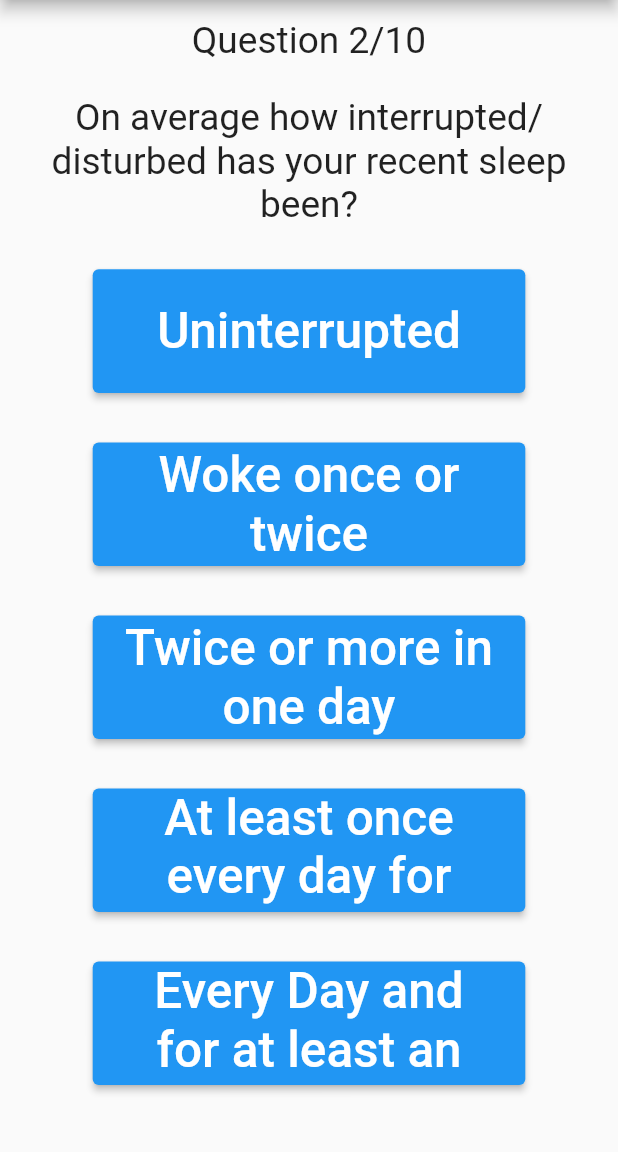
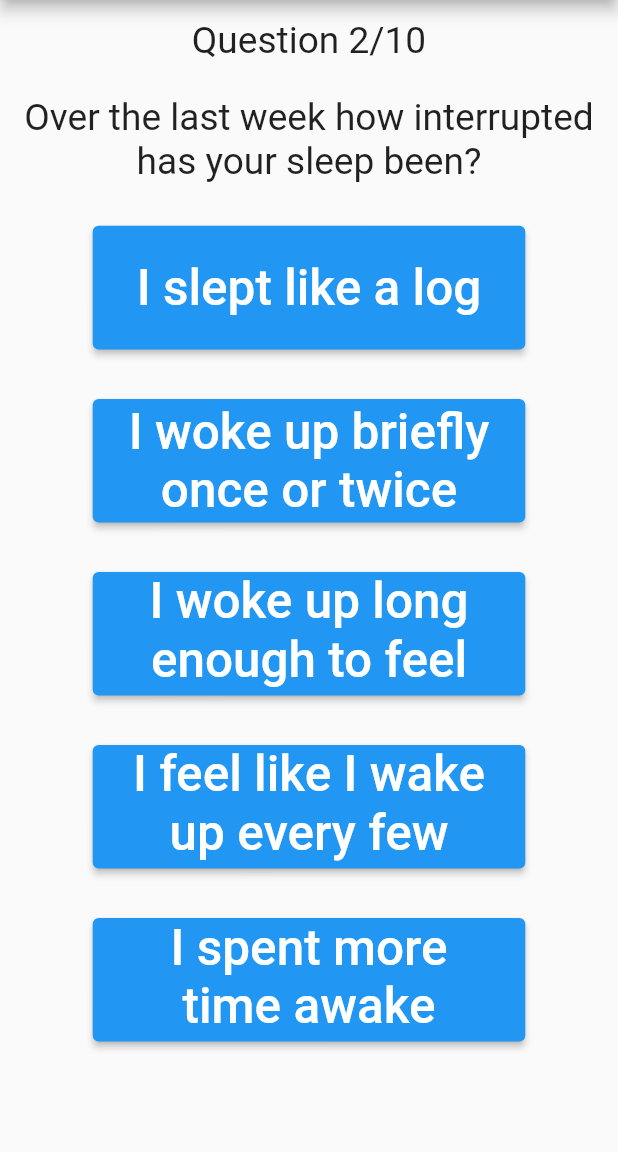
Before and after one commit to FalconLuma/-DECO38010--VillersBoysII, a Flutter app: the QuestionaireTestPage screen opened directly with empty values, after a tap on "0-2", on a phone screen of 412 x 824 dp, the part 84-1236 px from its top. Run offline on Flutter 3.47's test engine with Material 2 defaults, Android fonts, the phone set to English and light mode, and no system bars.

Commit message:
Change questionnaire to incorporate feedback

```diff
--- a/villers_boys_ii/lib/questionaire_start.dart
+++ b/villers_boys_ii/lib/questionaire_start.dart
@@ -23,11 +23,14 @@ class _QuestionaireState extends State<QuestionairePage> {
           margin: const EdgeInsets.all(10),
           child: Column(children: [
             Text(
-                'Before you begin driving you will need to complete some quick questionnaires and tests'
-                ' to establish a level of fatigue. The following activity is a 10 questions questionnaire with 5 potential answers. '
-                'Please answer each question honestly and to the best of your ability. If you answer a question incorrectly feel free to swipe'
-                'back to the previous question',
-                style: TextStyle(fontSize: MediaQuery.of(context).size.height*BODY_TEXT_SIZE, letterSpacing: 2.0)),
+                'Before you begin driving please complete the following questionnaire.'
+                'The questionnaire will consist of 10 multi-choice questions. Please answer all questions honestly '
+                'and if you believe you have made a mistake feel free to swipe back to the previous question and answer again.'
+                ' After completing the questionaire you will be directed to a reaction test automatically. Select the following button to begin the questionnaire:',
+                style: TextStyle(
+                    fontSize:
+                        MediaQuery.of(context).size.height * BODY_TEXT_SIZE,
+                    letterSpacing: 2.0)),
             ElevatedButton(
               onPressed: () {
                 Navigator.of(context).push(MaterialPageRoute(
--- a/villers_boys_ii/lib/questionaire_test.dart
+++ b/villers_boys_ii/lib/questionaire_test.dart
@@ -55,29 +55,29 @@ class _QuestionaireTestState extends State<QuestionaireTestPage> {
   ];
 
   List<String> questions = const [
-    'How many hours of sleep have you averaged per night this week?',
-    'On average how interrupted/disturbed has your recent sleep been?',
-    'How many hours of sleep did you manage last night?',
-    'I have been getting tired quickly in the last week?',
-    'I have had the energy for everyday life in the last week?',
-    'I have had problems thinking clearly in the last week?',
+    'Over the last week I have averaged x hours of sleep per night.',
+    'Over the last week how interrupted has your sleep been?',
+    'Last night I averaged x hours of sleep.',
+    'Over the last week I have found myself feeling tired before half my day has passed.',
+    'Over the last week I have completed my daily routine without needing an additional pick-me-up (e.g. coffee/energy drink).',
+    'Over the last week I have had problems concentrating and thinking clearly.',
     'I have been yawning frequently today?',
-    'I have been waking up earlier than normal in the last week?',
-    'I have been going to sleep later than normal in the last week?',
-    'I have been waking up in the morning feeling well rested in the last week?',
+    'Over the last week I have been starting my day earlier than normal.',
+    'Over the last week I have been falling asleep later than normal.',
+    'Over the last week I have been waking up feeling well rested and refreshed.',
   ];
 
   List<String> firstAnswer = const [
     '0-2',
-    'Uninterrupted',
+    'I slept like a log',
     '8+',
-    'Never',
-    'Never',
-    'Never',
+    'Never (0%)',
+    'Never (0%)',
+    'Never (0%)',
     'Strongly Agree',
-    'Never',
-    'Never',
-    'Never',
+    'Never (0%)',
+    'Never (0%)',
+    'Never (0%)',
   ];
 
   List<int> firstAnswerScore = const [
@@ -95,15 +95,15 @@ class _QuestionaireTestState extends State<QuestionaireTestPage> {
 
   List<String> secondAnswer = const [
     '2-4',
-    'Woke once or twice',
+    'I woke up briefly once or twice',
     '6-8',
-    'Sometimes',
-    'Sometimes',
-    'Sometimes',
+    'Sometimes (25%)',
+    'Sometimes (25%)',
+    'Sometimes (25%)',
     'Agree',
-    'Sometimes',
-    'Sometimes',
-    'Sometimes',
+    'Sometimes (25%)',
+    'Sometimes (25%)',
+    'Sometimes (25%)',
   ];
 
   List<int> secondAnswerScore = const [
@@ -121,15 +121,15 @@ class _QuestionaireTestState extends State<QuestionaireTestPage> {
 
   List<String> thirdAnswer = const [
     '4-6',
-    'Twice or more in one day',
+    'I woke up long enough to feel awake',
     '4-6',
-    'Regularly',
-    'Regularly',
-    'Regularly',
+    'Often (50%)',
+    'Often (50%)',
+    'Often (50%)',
     'Neutral',
-    'Regularly',
-    'Regularly',
-    'Regularly',
+    'Often (50%)',
+    'Often (50%)',
+    'Often (50%)',
   ];
 
   List<int> thirdAnswerScore = const [
@@ -148,15 +148,15 @@ class _QuestionaireTestState extends State<QuestionaireTestPage> {
   // ignore: non_constant_identifier_names
   List<String> FourthAnswer = const [
     '6-8',
-    'At least once every day for more than 20min',
+    'I feel like I wake up every few hours',
     '2-4',
-    'Often',
-    'Often',
-    'Often',
+    'Usually (75%)',
+    'Usually (75%)',
+    'Usually (75%)',
     'Disagree',
-    'Often',
-    'Often',
-    'Often',
+    'Usually (75%)',
+    'Usually (75%)',
+    'Usually (75%)',
   ];
 
   List<int> fourthAnswerScore = const [
@@ -174,15 +174,15 @@ class _QuestionaireTestState extends State<QuestionaireTestPage> {
 
   List<String> fifthAnswer = const [
     '8+',
-    'Every Day and for at least an hour',
+    'I spent more time awake trying to sleep',
     '0-2',
-    'Always',
-    'Always',
-    'Always',
+    'Always (100%)',
+    'Always (100%)',
+    'Always (100%)',
     'Strongly Disagree',
-    'Always',
-    'Always',
-    'Always',
+    'Always (100%)',
+    'Always (100%)',
+    'Always (100%)',
   ];
 
   List<int> fifthAnswerScore = const [
@@ -234,7 +234,6 @@ class _QuestionaireTestState extends State<QuestionaireTestPage> {
             // Here we take the value from the HomePage object that was created by
             // the App.build method, and use it to set our appbar title.
             title: Text('Fatigue Management App'),
-
           ),
           body: Center(
             // Center is a layout widget. It takes a single child and positions it
@@ -260,23 +259,31 @@ class _QuestionaireTestState extends State<QuestionaireTestPage> {
                 //   'Score: $_score',
                 // ),
                 Padding(
-                  padding: EdgeInsets.all(MediaQuery.of(context).size.height * 0.015),
+                  padding: EdgeInsets.all(
+                      MediaQuery.of(context).size.height * 0.015),
                   child: Text(
                     qNum[_counter],
-                    style: TextStyle(fontSize: MediaQuery.of(context).size.height * BODY_TEXT_SIZE),
+                    style: TextStyle(
+                        fontSize: MediaQuery.of(context).size.height *
+                            BODY_TEXT_SIZE),
                     textAlign: TextAlign.center,
                   ),
                 ),
                 Padding(
-                  padding: EdgeInsets.only(top: 10, bottom: MediaQuery.of(context).size.height * 0.015),
+                  padding: EdgeInsets.only(
+                      top: 10,
+                      bottom: MediaQuery.of(context).size.height * 0.015),
                   child: Text(
                     questions[_counter],
-                    style: TextStyle(fontSize: MediaQuery.of(context).size.height * BODY_TEXT_SIZE),
+                    style: TextStyle(
+                        fontSize: MediaQuery.of(context).size.height *
+                            BODY_TEXT_SIZE),
                     textAlign: TextAlign.center,
                   ),
                 ),
                 Padding(
-                    padding: EdgeInsets.all(MediaQuery.of(context).size.height * _ebPadding),
+                    padding: EdgeInsets.all(
+                        MediaQuery.of(context).size.height * _ebPadding),
                     child: ElevatedButton(
                       onPressed: () {
                         setState(() {
@@ -293,17 +300,21 @@ class _QuestionaireTestState extends State<QuestionaireTestPage> {
                         });
                       },
                       style: ElevatedButton.styleFrom(
-                          fixedSize: Size(MediaQuery.of(context).size.width * _ebWidth,
+                        fixedSize: Size(
+                            MediaQuery.of(context).size.width * _ebWidth,
                             MediaQuery.of(context).size.height * _ebHeight),
                       ),
                       child: Text(
                         firstAnswer[_counter],
-                          style: TextStyle(fontSize: MediaQuery.of(context).size.height * MENU_BUTTON_TEXT_SIZE),
+                        style: TextStyle(
+                            fontSize: MediaQuery.of(context).size.height *
+                                MENU_BUTTON_TEXT_SIZE),
                         textAlign: TextAlign.center,
                       ),
                     )),
                 Padding(
-                    padding: EdgeInsets.all(MediaQuery.of(context).size.height * _ebPadding),
+                    padding: EdgeInsets.all(
+                        MediaQuery.of(context).size.height * _ebPadding),
                     child: ElevatedButton(
                         onPressed: () {
                           setState(() {
@@ -317,16 +328,20 @@ class _QuestionaireTestState extends State<QuestionaireTestPage> {
                           });
                         },
                         style: ElevatedButton.styleFrom(
-                          fixedSize: Size(MediaQuery.of(context).size.width * _ebWidth,
+                          fixedSize: Size(
+                              MediaQuery.of(context).size.width * _ebWidth,
                               MediaQuery.of(context).size.height * _ebHeight),
                         ),
                         child: Text(
                           secondAnswer[_counter],
-                          style: TextStyle(fontSize: MediaQuery.of(context).size.height * MENU_BUTTON_TEXT_SIZE),
+                          style: TextStyle(
+                              fontSize: MediaQuery.of(context).size.height *
+                                  MENU_BUTTON_TEXT_SIZE),
                           textAlign: TextAlign.center,
                         ))),
                 Padding(
-                    padding: EdgeInsets.all(MediaQuery.of(context).size.height * _ebPadding),
+                    padding: EdgeInsets.all(
+                        MediaQuery.of(context).size.height * _ebPadding),
                     child: ElevatedButton(
                         onPressed: () {
                           setState(() {
@@ -340,16 +355,20 @@ class _QuestionaireTestState extends State<QuestionaireTestPage> {
                           });
                         },
                         style: ElevatedButton.styleFrom(
-                          fixedSize: Size(MediaQuery.of(context).size.width * _ebWidth,
+                          fixedSize: Size(
+                              MediaQuery.of(context).size.width * _ebWidth,
                               MediaQuery.of(context).size.height * _ebHeight),
                         ),
                         child: Text(
                           thirdAnswer[_counter],
-                          style: TextStyle(fontSize: MediaQuery.of(context).size.height * MENU_BUTTON_TEXT_SIZE),
+                          style: TextStyle(
+                              fontSize: MediaQuery.of(context).size.height *
+                                  MENU_BUTTON_TEXT_SIZE),
                           textAlign: TextAlign.center,
                         ))),
                 Padding(
-                    padding: EdgeInsets.all(MediaQuery.of(context).size.height * _ebPadding),
+                    padding: EdgeInsets.all(
+                        MediaQuery.of(context).size.height * _ebPadding),
                     child: ElevatedButton(
                         onPressed: () {
                           setState(() {
@@ -363,16 +382,20 @@ class _QuestionaireTestState extends State<QuestionaireTestPage> {
                           });
                         },
                         style: ElevatedButton.styleFrom(
-                          fixedSize: Size(MediaQuery.of(context).size.width * _ebWidth,
+                          fixedSize: Size(
+                              MediaQuery.of(context).size.width * _ebWidth,
                               MediaQuery.of(context).size.height * _ebHeight),
                         ),
                         child: Text(
                           FourthAnswer[_counter],
-                          style: TextStyle(fontSize: MediaQuery.of(context).size.height * MENU_BUTTON_TEXT_SIZE),
+                          style: TextStyle(
+                              fontSize: MediaQuery.of(context).size.height *
+                                  MENU_BUTTON_TEXT_SIZE),
                           textAlign: TextAlign.center,
                         ))),
                 Padding(
-                    padding: EdgeInsets.all(MediaQuery.of(context).size.height * _ebPadding),
+                    padding: EdgeInsets.all(
+                        MediaQuery.of(context).size.height * _ebPadding),
                     child: ElevatedButton(
                         onPressed: () {
                           setState(() {
@@ -386,12 +409,15 @@ class _QuestionaireTestState extends State<QuestionaireTestPage> {
                           });
                         },
                         style: ElevatedButton.styleFrom(
-                          fixedSize: Size(MediaQuery.of(context).size.width * _ebWidth,
+                          fixedSize: Size(
+                              MediaQuery.of(context).size.width * _ebWidth,
                               MediaQuery.of(context).size.height * _ebHeight),
                         ),
                         child: Text(
                           fifthAnswer[_counter],
-                          style: TextStyle(fontSize: MediaQuery.of(context).size.height * MENU_BUTTON_TEXT_SIZE),
+                          style: TextStyle(
+                              fontSize: MediaQuery.of(context).size.height *
+                                  MENU_BUTTON_TEXT_SIZE),
                           textAlign: TextAlign.center,
                         ))),
               ],
```
Lines whose indentation alone changed are shown as unchanged.
